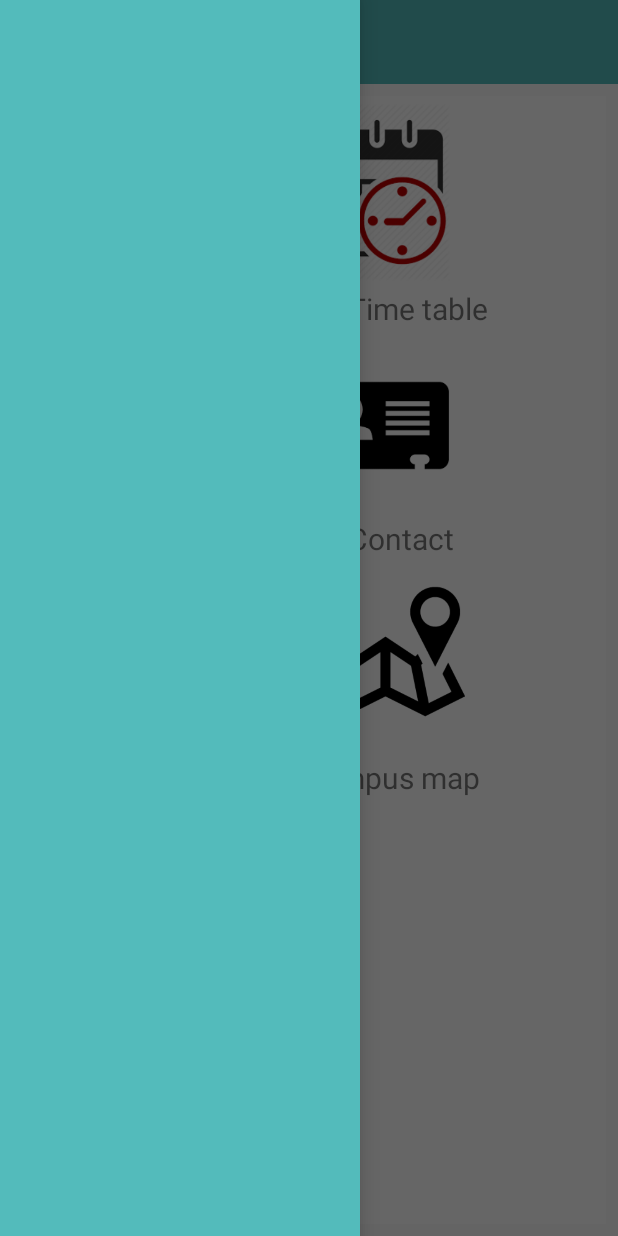
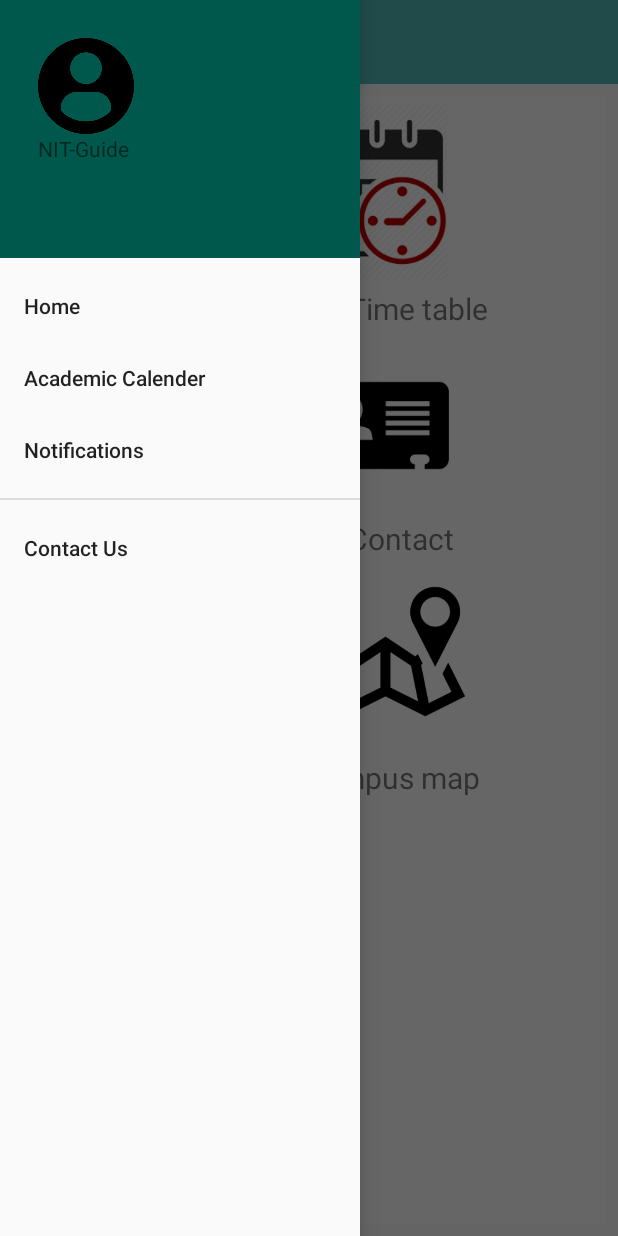
Before and after one commit to Sidhant-Gupta/NITGuide, an Android app: the MainActivity screen opened directly, with no data from a screen before it, with the side drawer open, on a phone screen of 412 x 824 dp. Run offline under Robolectric (Android 15) with nearby library versions, the phone set to English and light mode, and no system bars.

Commit message:
Content to drawer navigation menu added. third commit.

```diff
--- a/app/src/main/res/layout/activity_main.xml
+++ b/app/src/main/res/layout/activity_main.xml
@@ -7,11 +7,19 @@
     android:id="@+id/drawerlayout"
     tools:context=".MainActivity">
 
-    <LinearLayout
+    <!--<LinearLayout-->
+        <!--android:layout_width="240dp"-->
+        <!--android:layout_height="match_parent"-->
+        <!--android:layout_gravity="start"-->
+        <!--android:background="@color/colorPrimary"></LinearLayout>-->
+
+    <com.google.android.material.navigation.NavigationView
         android:layout_width="240dp"
         android:layout_height="match_parent"
         android:layout_gravity="start"
-        android:background="@color/colorPrimary"></LinearLayout>
+        app:menu="@menu/drawer_menu"
+        app:headerLayout="@layout/header"
+        ></com.google.android.material.navigation.NavigationView>
 
     <LinearLayout
         android:layout_width="wrap_content"
--- /dev/null
+++ b/app/src/main/res/layout/header.xml
@@ -0,0 +1,20 @@
+<?xml version="1.0" encoding="utf-8"?>
+<LinearLayout xmlns:android="http://schemas.android.com/apk/res/android"
+    android:layout_width="match_parent"
+    android:layout_height="172dp"
+    android:padding="25dp"
+    android:orientation="vertical"
+    android:background="@color/colorPrimaryDark"
+    style="@style/ThemeOverlay.AppCompat.Dark">
+
+    <ImageView
+        android:layout_width="64dp"
+        android:layout_height="64dp"
+        android:src="@drawable/user" />
+
+    <TextView
+        android:layout_width="wrap_content"
+        android:layout_height="wrap_content"
+        android:text="@string/app_name" />
+
+</LinearLayout>
--- /dev/null
+++ b/app/src/main/res/menu/drawer_menu.xml
@@ -0,0 +1,28 @@
+<?xml version="1.0" encoding="utf-8"?>
+<menu xmlns:android="http://schemas.android.com/apk/res/android">
+    <group
+        android:id="@+id/gp1"
+        android:checkableBehavior="single">
+        <item
+            android:id="@+id/nav_home"
+            android:title="Home">
+
+        </item>
+        <item
+            android:id="@+id/nav_acad"
+            android:title="Academic Calender"></item>
+        <item
+            android:id="@+id/nav_notifs"
+            android:title="Notifications"></item>
+    </group>
+    <group
+        android:id="@+id/gp2"
+        android:checkableBehavior="single">
+        <item
+            android:id="@+id/nav_contact"
+            android:title="Contact Us">
+
+        </item>
+    </group>
+
+</menu>
```
Also changed, not shown: app/src/main/res/drawable/user.png (added).
